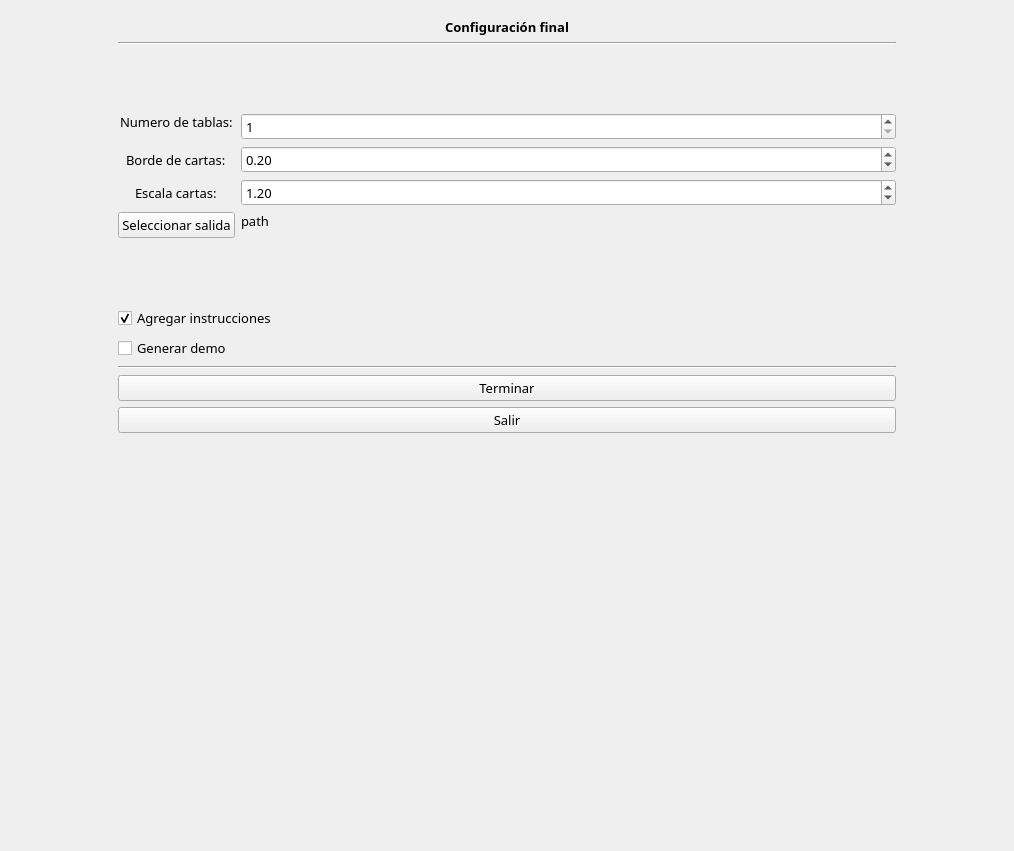
The window that gui/mainView.ui (JhovaneSotoP/Lotify) describes before a commit, drawn with Qt 5.
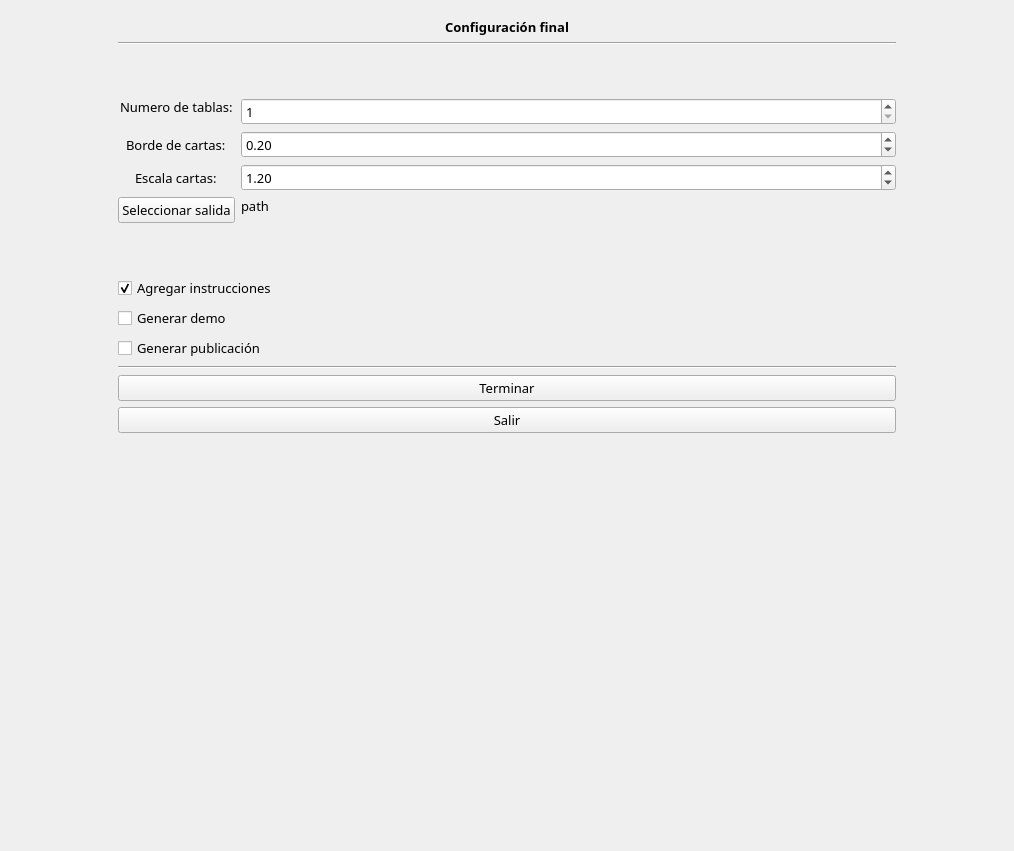
The same window after the commit. The open tabs and pages were chosen to show the change.

Patch:
```diff
--- a/gui/mainView.ui
+++ b/gui/mainView.ui
@@ -1261,6 +1261,13 @@
               </property>
              </widget>
             </item>
+            <item>
+             <widget class="QCheckBox" name="publicacion">
+              <property name="text">
+               <string>Generar publicación</string>
+              </property>
+             </widget>
+            </item>
             <item>
              <widget class="Line" name="line_13">
               <property name="orientation">
```
Left out of the diff: 2 changed lines with no effect on the pictures.
